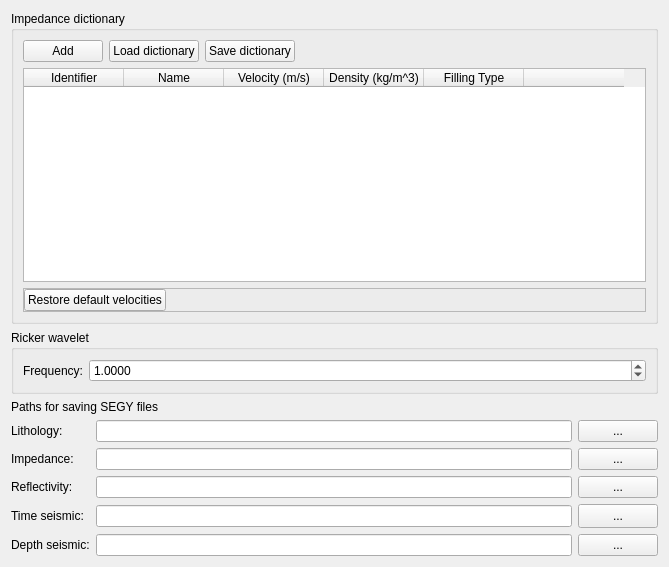
Before: the Qt Designer form console/SegyCreationPage.ui in feliperails/syntheticseis, drawn with Qt 5.
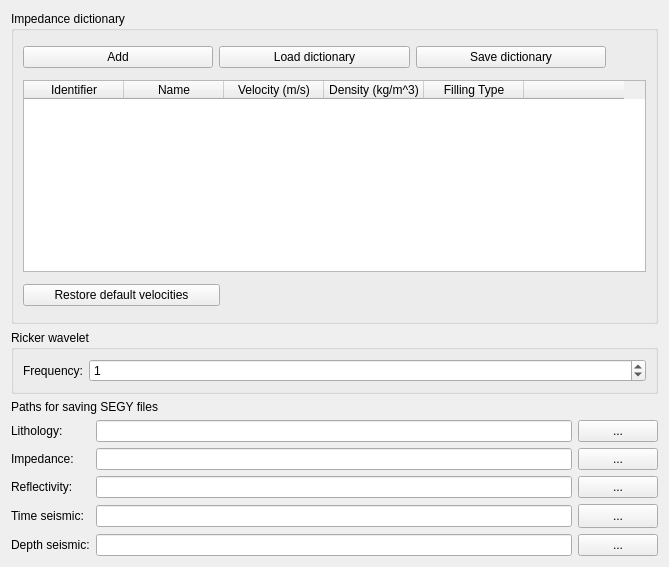
After: the same form once the commit is applied.

What changed in the file:
```diff
--- a/console/SegyCreationPage.ui
+++ b/console/SegyCreationPage.ui
@@ -54,9 +54,6 @@
         </item>
         <item>
          <spacer name="horizontalSpacer">
-          <property name="orientation">
-           <enum>Qt::Orientation::Horizontal</enum>
-          </property>
           <property name="sizeHint" stdset="0">
            <size>
             <width>40</width>
@@ -104,10 +101,7 @@
       <item>
        <widget class="QFrame" name="frame">
         <property name="frameShape">
-         <enum>QFrame::Shape::StyledPanel</enum>
-        </property>
-        <property name="frameShadow">
-         <enum>QFrame::Shadow::Raised</enum>
+         <enum>QFrame::NoFrame</enum>
         </property>
         <layout class="QHBoxLayout" name="horizontalLayout_3">
          <property name="leftMargin">
@@ -131,9 +125,6 @@
          </item>
          <item>
           <spacer name="horizontalSpacer_2">
-           <property name="orientation">
-            <enum>Qt::Orientation::Horizontal</enum>
-           </property>
            <property name="sizeHint" stdset="0">
             <size>
              <width>426</width>
@@ -170,10 +161,10 @@
          </sizepolicy>
         </property>
         <property name="decimals">
-         <number>4</number>
+         <number>0</number>
         </property>
         <property name="maximum">
-         <double>9999.989999999999782</double>
+         <double>10000.000000000000000</double>
         </property>
         <property name="value">
          <double>1.000000000000000</double>
```
Left out of the diff: 2 changed lines with no effect on the pictures.
